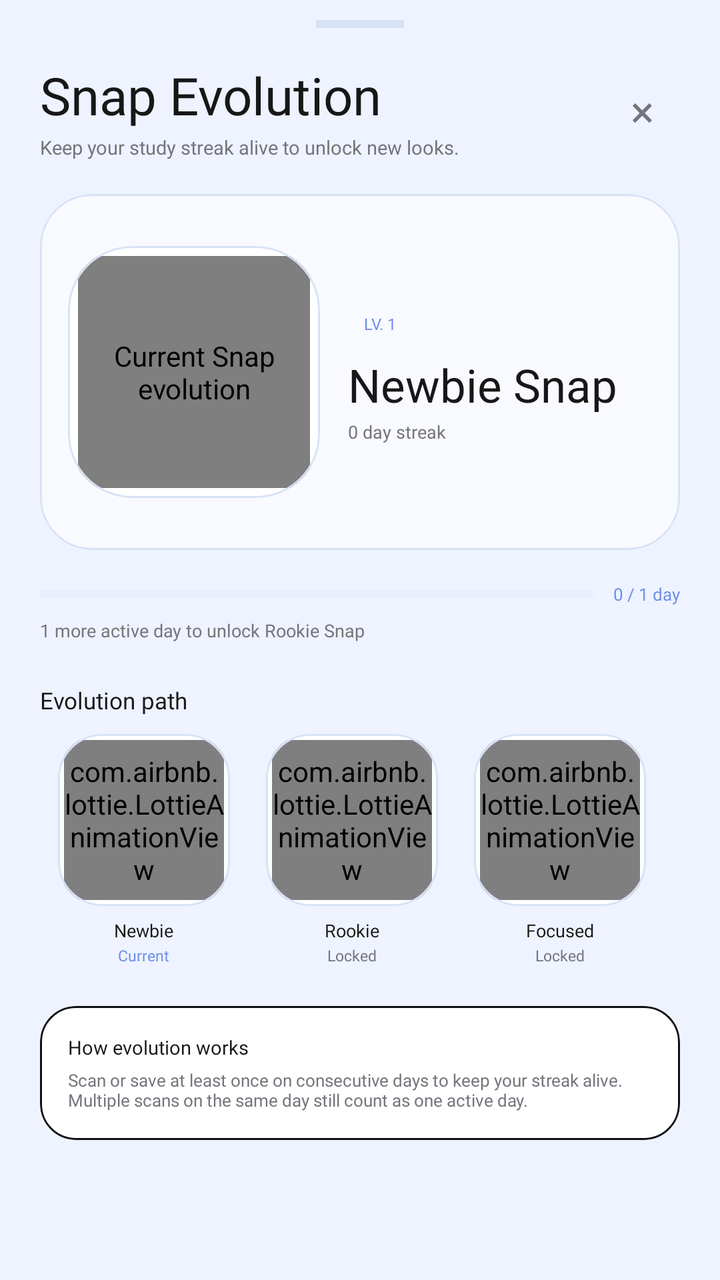
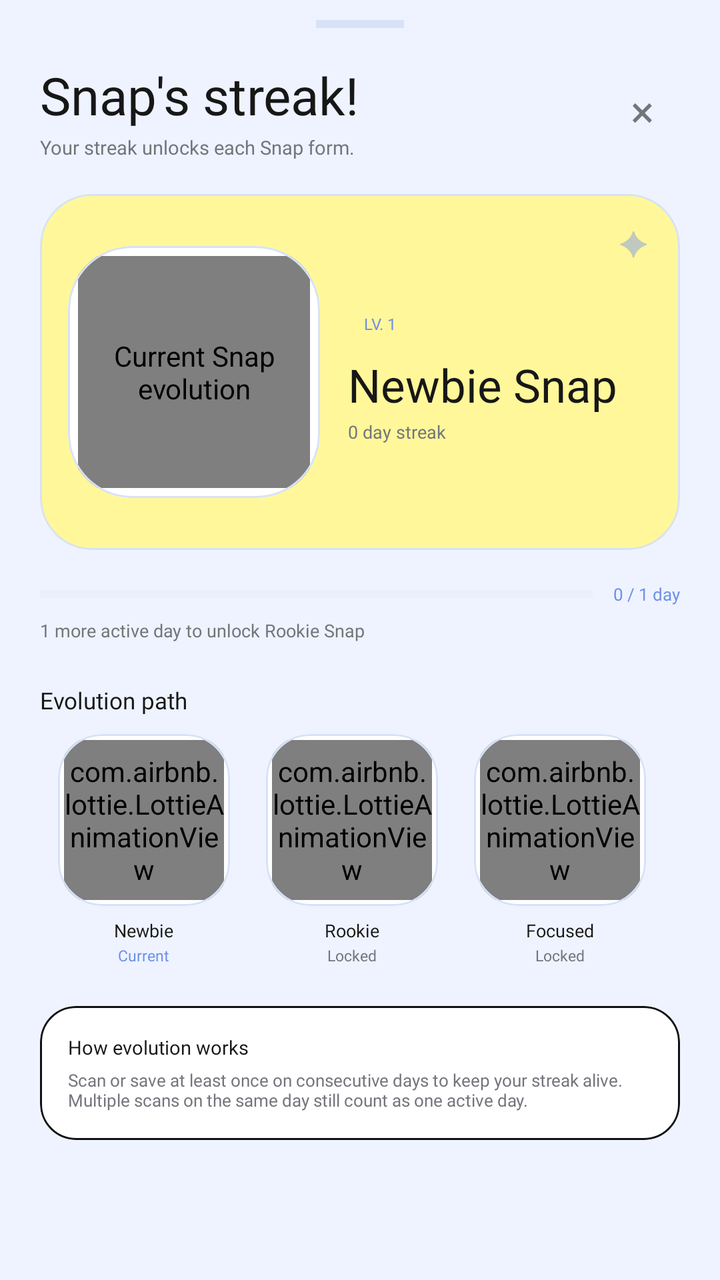

Compare the two renders of this Android layout. The source of the first and the diff that turns it into the second are given below.
<!-- AndroidManifest.xml: application theme Theme.Note2Snap -->
<!-- res/layout/bottom_sheet_snap_evolution.xml -->
<?xml version="1.0" encoding="utf-8"?>
<androidx.core.widget.NestedScrollView
    xmlns:android="http://schemas.android.com/apk/res/android"
    xmlns:app="http://schemas.android.com/apk/res-auto"
    android:layout_width="match_parent"
    android:layout_height="wrap_content"
    android:background="@color/nts_background"
    android:fillViewport="true"
    android:overScrollMode="never">

    <LinearLayout
        android:layout_width="match_parent"
        android:layout_height="wrap_content"
        android:orientation="vertical"
        android:paddingStart="20dp"
        android:paddingTop="10dp"
        android:paddingEnd="20dp"
        android:paddingBottom="30dp">

        <View
            android:layout_width="44dp"
            android:layout_height="4dp"
            android:layout_gravity="center_horizontal"
            android:background="@color/nts_blue_line" />

        <LinearLayout
            android:layout_width="match_parent"
            android:layout_height="wrap_content"
            android:layout_marginTop="16dp"
            android:gravity="center_vertical"
            android:orientation="horizontal">

            <LinearLayout
                android:layout_width="0dp"
                android:layout_height="wrap_content"
                android:layout_weight="1"
                android:orientation="vertical">

                <TextView
                    android:layout_width="wrap_content"
                    android:layout_height="wrap_content"
                    android:fontFamily="@font/apple_garamond_bold"
                    android:text="Snap Evolution"
                    android:textColor="@color/nts_text"
                    android:textSize="26sp" />

                <TextView
                    android:layout_width="wrap_content"
                    android:layout_height="wrap_content"
                    android:layout_marginTop="2dp"
                    android:fontFamily="@font/poppins_regular"
                    android:text="Keep your study streak alive to unlock new looks."
                    android:textColor="@color/nts_text_secondary"
                    android:textSize="9.5sp" />
            </LinearLayout>

            <TextView
                android:id="@+id/btnCloseEvolution"
                android:layout_width="38dp"
                android:layout_height="38dp"
                android:gravity="center"
                android:text="×"
                android:textColor="@color/nts_text_secondary"
                android:textSize="22sp" />
        </LinearLayout>

        
        <com.google.android.material.card.MaterialCardView
            android:layout_width="match_parent"
            android:layout_height="178dp"
            android:layout_marginTop="17dp"
            app:cardBackgroundColor="@color/nts_surface_blue_soft"
            app:cardCornerRadius="26dp"
            app:cardElevation="0dp"
            app:strokeColor="@color/nts_blue_line"
            app:strokeWidth="1dp">

            <FrameLayout
                android:layout_width="match_parent"
                android:layout_height="match_parent">

                <LinearLayout
                    android:layout_width="match_parent"
                    android:layout_height="match_parent"
                    android:gravity="center_vertical"
                    android:orientation="horizontal"
                    android:padding="14dp">

                    <com.google.android.material.card.MaterialCardView
                        android:layout_width="126dp"
                        android:layout_height="126dp"
                        app:cardBackgroundColor="@color/nts_surface"
                        app:cardCornerRadius="32dp"
                        app:cardElevation="0dp"
                        app:strokeColor="@color/nts_blue_line"
                        app:strokeWidth="1dp">

                        <com.airbnb.lottie.LottieAnimationView
                            android:id="@+id/evolutionCurrentRobot"
                            android:layout_width="116dp"
                            android:layout_height="116dp"
                            android:layout_gravity="center"
                            android:contentDescription="Current Snap evolution"
                            app:lottie_loop="true" />
                    </com.google.android.material.card.MaterialCardView>

                    <LinearLayout
                        android:layout_width="0dp"
                        android:layout_height="wrap_content"
                        android:layout_marginStart="14dp"
                        android:layout_weight="1"
                        android:orientation="vertical">

                        <TextView
                            android:id="@+id/tvEvolutionCurrentLevel"
                            android:layout_width="wrap_content"
                            android:layout_height="24dp"
                            android:gravity="center"
                            android:fontFamily="@font/poppins_semibold"
                            android:paddingStart="8dp"
                            android:paddingEnd="8dp"
                            android:text="LV. 1"
                            android:textColor="@color/nts_blue"
                            android:textSize="8sp" />

                        <TextView
                            android:id="@+id/tvEvolutionCurrentStage"
                            android:layout_width="wrap_content"
                            android:layout_height="wrap_content"
                            android:layout_marginTop="3dp"
                            android:fontFamily="@font/apple_garamond_bold"
                            android:text="Newbie Snap"
                            android:textColor="@color/nts_text"
                            android:textSize="23sp" />

                        <TextView
                            android:id="@+id/tvEvolutionCurrentStreak"
                            android:layout_width="wrap_content"
                            android:layout_height="wrap_content"
                            android:layout_marginTop="2dp"
                            android:fontFamily="@font/poppins_medium"
                            android:text="0 day streak"
                            android:textColor="@color/nts_text_secondary"
                            android:textSize="9sp" />
                    </LinearLayout>
                </LinearLayout>
            </FrameLayout>
        </com.google.android.material.card.MaterialCardView>

        
        <LinearLayout
            android:layout_width="match_parent"
            android:layout_height="wrap_content"
            android:layout_marginTop="16dp"
            android:gravity="center_vertical"
            android:orientation="horizontal">

            <ProgressBar
                android:id="@+id/evolutionProgress"
                style="?android:attr/progressBarStyleHorizontal"
                android:layout_width="0dp"
                android:layout_height="8dp"
                android:layout_weight="1"
                android:max="100"
                android:progress="0"
                android:progressBackgroundTint="@color/nts_blue_line"
                android:progressTint="@color/nts_blue" />

            <TextView
                android:id="@+id/tvEvolutionProgressLabel"
                android:layout_width="wrap_content"
                android:layout_height="wrap_content"
                android:layout_marginStart="10dp"
                android:fontFamily="@font/poppins_semibold"
                android:text="0 / 1 day"
                android:textColor="@color/nts_blue"
                android:textSize="8.5sp" />
        </LinearLayout>

        <TextView
            android:id="@+id/tvEvolutionUnlockText"
            android:layout_width="match_parent"
            android:layout_height="wrap_content"
            android:layout_marginTop="6dp"
            android:fontFamily="@font/poppins_regular"
            android:text="1 more active day to unlock Rookie Snap"
            android:textColor="@color/nts_text_secondary"
            android:textSize="9sp" />

        <TextView
            android:layout_width="wrap_content"
            android:layout_height="wrap_content"
            android:layout_marginTop="21dp"
            android:fontFamily="@font/poppins_semibold"
            android:text="Evolution path"
            android:textColor="@color/nts_text"
            android:textSize="11.5sp" />

        
        <HorizontalScrollView
            android:layout_width="match_parent"
            android:layout_height="wrap_content"
            android:layout_marginTop="9dp"
            android:clipToPadding="false"
            android:scrollbars="none">

            <LinearLayout
                android:layout_width="wrap_content"
                android:layout_height="wrap_content"
                android:orientation="horizontal"
                android:paddingEnd="8dp">

                <LinearLayout
                    android:layout_width="104dp"
                    android:layout_height="wrap_content"
                    android:gravity="center_horizontal"
                    android:orientation="vertical">

                    <com.google.android.material.card.MaterialCardView
                        android:layout_width="86dp"
                        android:layout_height="86dp"
                        app:cardBackgroundColor="@color/nts_surface"
                        app:cardCornerRadius="22dp"
                        app:cardElevation="0dp"
                        app:strokeColor="@color/nts_blue_line"
                        app:strokeWidth="1dp">

                        <com.airbnb.lottie.LottieAnimationView
                            android:id="@+id/robotEvolutionNewbie"
                            android:layout_width="80dp"
                            android:layout_height="80dp"
                            android:layout_gravity="center"
                            app:lottie_loop="true" />
                    </com.google.android.material.card.MaterialCardView>

                    <TextView
                        android:layout_width="wrap_content"
                        android:layout_height="wrap_content"
                        android:layout_marginTop="6dp"
                        android:fontFamily="@font/poppins_semibold"
                        android:text="Newbie"
                        android:textColor="@color/nts_text"
                        android:textSize="9sp" />

                    <TextView
                        android:id="@+id/tvEvolutionNewbieStatus"
                        android:layout_width="wrap_content"
                        android:layout_height="wrap_content"
                        android:layout_marginTop="1dp"
                        android:fontFamily="@font/poppins_regular"
                        android:text="Current"
                        android:textColor="@color/nts_blue"
                        android:textSize="7.5sp" />
                </LinearLayout>

                <LinearLayout
                    android:layout_width="104dp"
                    android:layout_height="wrap_content"
                    android:gravity="center_horizontal"
                    android:orientation="vertical">

                    <com.google.android.material.card.MaterialCardView
                        android:layout_width="86dp"
                        android:layout_height="86dp"
                        app:cardBackgroundColor="@color/nts_surface"
                        app:cardCornerRadius="22dp"
                        app:cardElevation="0dp"
                        app:strokeColor="@color/nts_blue_line"
                        app:strokeWidth="1dp">

                        <com.airbnb.lottie.LottieAnimationView
                            android:id="@+id/robotEvolutionRookie"
                            android:layout_width="80dp"
                            android:layout_height="80dp"
                            android:layout_gravity="center"
                            app:lottie_loop="true" />
                    </com.google.android.material.card.MaterialCardView>

                    <TextView
                        android:layout_width="wrap_content"
                        android:layout_height="wrap_content"
                        android:layout_marginTop="6dp"
                        android:fontFamily="@font/poppins_semibold"
                        android:text="Rookie"
                        android:textColor="@color/nts_text"
                        android:textSize="9sp" />

                    <TextView
                        android:id="@+id/tvEvolutionRookieStatus"
                        android:layout_width="wrap_content"
                        android:layout_height="wrap_content"
                        android:layout_marginTop="1dp"
                        android:fontFamily="@font/poppins_regular"
                        android:text="Locked"
                        android:textColor="@color/nts_text_secondary"
                        android:textSize="7.5sp" />
                </LinearLayout>

                <LinearLayout
                    android:layout_width="104dp"
                    android:layout_height="wrap_content"
                    android:gravity="center_horizontal"
                    android:orientation="vertical">

                    <com.google.android.material.card.MaterialCardView
                        android:layout_width="86dp"
                        android:layout_height="86dp"
                        app:cardBackgroundColor="@color/nts_surface"
                        app:cardCornerRadius="22dp"
                        app:cardElevation="0dp"
                        app:strokeColor="@color/nts_blue_line"
                        app:strokeWidth="1dp">

                        <com.airbnb.lottie.LottieAnimationView
                            android:id="@+id/robotEvolutionFocused"
                            android:layout_width="80dp"
                            android:layout_height="80dp"
                            android:layout_gravity="center"
                            app:lottie_loop="true" />
                    </com.google.android.material.card.MaterialCardView>

                    <TextView
                        android:layout_width="wrap_content"
                        android:layout_height="wrap_content"
                        android:layout_marginTop="6dp"
                        android:fontFamily="@font/poppins_semibold"
                        android:text="Focused"
                        android:textColor="@color/nts_text"
                        android:textSize="9sp" />

                    <TextView
                        android:id="@+id/tvEvolutionFocusedStatus"
                        android:layout_width="wrap_content"
                        android:layout_height="wrap_content"
                        android:layout_marginTop="1dp"
                        android:fontFamily="@font/poppins_regular"
                        android:text="Locked"
                        android:textColor="@color/nts_text_secondary"
                        android:textSize="7.5sp" />
                </LinearLayout>

                <LinearLayout
                    android:layout_width="104dp"
                    android:layout_height="wrap_content"
                    android:gravity="center_horizontal"
                    android:orientation="vertical">

                    <com.google.android.material.card.MaterialCardView
                        android:layout_width="86dp"
                        android:layout_height="86dp"
                        app:cardBackgroundColor="@color/nts_surface"
                        app:cardCornerRadius="22dp"
                        app:cardElevation="0dp"
                        app:strokeColor="@color/nts_blue_line"
                        app:strokeWidth="1dp">

                        <com.airbnb.lottie.LottieAnimationView
                            android:id="@+id/robotEvolutionScholar"
                            android:layout_width="80dp"
                            android:layout_height="80dp"
                            android:layout_gravity="center"
                            app:lottie_loop="true" />
                    </com.google.android.material.card.MaterialCardView>

                    <TextView
                        android:layout_width="wrap_content"
                        android:layout_height="wrap_content"
                        android:layout_marginTop="6dp"
                        android:fontFamily="@font/poppins_semibold"
                        android:text="Scholar"
                        android:textColor="@color/nts_text"
                        android:textSize="9sp" />

                    <TextView
                        android:id="@+id/tvEvolutionScholarStatus"
                        android:layout_width="wrap_content"
                        android:layout_height="wrap_content"
                        android:layout_marginTop="1dp"
                        android:fontFamily="@font/poppins_regular"
                        android:text="Locked"
                        android:textColor="@color/nts_text_secondary"
                        android:textSize="7.5sp" />
                </LinearLayout>

                <LinearLayout
                    android:layout_width="104dp"
                    android:layout_height="wrap_content"
                    android:gravity="center_horizontal"
                    android:orientation="vertical">

                    <com.google.android.material.card.MaterialCardView
                        android:layout_width="86dp"
                        android:layout_height="86dp"
                        app:cardBackgroundColor="@color/nts_surface"
                        app:cardCornerRadius="22dp"
                        app:cardElevation="0dp"
                        app:strokeColor="@color/nts_blue_line"
                        app:strokeWidth="1dp">

                        <com.airbnb.lottie.LottieAnimationView
                            android:id="@+id/robotEvolutionMaster"
                            android:layout_width="80dp"
                            android:layout_height="80dp"
                            android:layout_gravity="center"
                            app:lottie_loop="true" />
                    </com.google.android.material.card.MaterialCardView>

                    <TextView
                        android:layout_width="wrap_content"
                        android:layout_height="wrap_content"
                        android:layout_marginTop="6dp"
                        android:fontFamily="@font/poppins_semibold"
                        android:text="Master"
                        android:textColor="@color/nts_text"
                        android:textSize="9sp" />

                    <TextView
                        android:id="@+id/tvEvolutionMasterStatus"
                        android:layout_width="wrap_content"
                        android:layout_height="wrap_content"
                        android:layout_marginTop="1dp"
                        android:fontFamily="@font/poppins_regular"
                        android:text="Locked"
                        android:textColor="@color/nts_text_secondary"
                        android:textSize="7.5sp" />
                </LinearLayout>

            </LinearLayout>
        </HorizontalScrollView>

        <com.google.android.material.card.MaterialCardView
            android:layout_width="match_parent"
            android:layout_height="wrap_content"
            android:layout_marginTop="20dp"
            app:cardBackgroundColor="@color/nts_surface"
            app:cardCornerRadius="18dp"
            app:cardElevation="0dp"
            app:strokeColor="@color/nts_outline"
            app:strokeWidth="1dp">

            <LinearLayout
                android:layout_width="match_parent"
                android:layout_height="wrap_content"
                android:orientation="vertical"
                android:padding="14dp">

                <TextView
                    android:layout_width="wrap_content"
                    android:layout_height="wrap_content"
                    android:fontFamily="@font/poppins_semibold"
                    android:text="How evolution works"
                    android:textColor="@color/nts_text"
                    android:textSize="9.5sp" />

                <TextView
                    android:layout_width="match_parent"
                    android:layout_height="wrap_content"
                    android:layout_marginTop="4dp"
                    android:fontFamily="@font/poppins_regular"
                    android:text="Scan or save at least once on consecutive days to keep your streak alive. Multiple scans on the same day still count as one active day."
                    android:textColor="@color/nts_text_secondary"
                    android:textSize="8.5sp" />
            </LinearLayout>
        </com.google.android.material.card.MaterialCardView>

    </LinearLayout>
</androidx.core.widget.NestedScrollView>
<!-- resources referenced by this layout -->
<resources>
  <color name="nts_background">#EEF3FF</color>
  <color name="nts_blue">#6F8FEA</color>
  <color name="nts_blue_line">#D7E2F6</color>
  <color name="nts_outline">#111111</color>
  <color name="nts_surface">#FFFFFF</color>
  <color name="nts_surface_blue_soft">#F8FAFF</color>
  <color name="nts_text">#171717</color>
  <color name="nts_text_secondary">#74747C</color>
  <style name="Theme.Note2Snap" parent="Theme.Material3.DayNight.NoActionBar">
  
          <item name="colorPrimary">#6F8FEA</item>
          <item name="colorOnPrimary">#FFFFFF</item>
  
          <item name="colorSecondary">#FFF79A</item>
          <item name="colorOnSecondary">#171717</item>
  
          <item name="android:colorAccent">#6F8FEA</item>
  
          <item name="android:windowBackground">#EEF3FF</item>
          <item name="android:statusBarColor">#EEF3FF</item>
          <item name="android:navigationBarColor">#FFFFFF</item>
  
          <item name="android:windowLightStatusBar">true</item>
          <item name="android:windowLightNavigationBar">true</item>
  
      </style>
</resources>

<!-- the commit's change to res/layout/bottom_sheet_snap_evolution.xml (unified diff, before → after) -->
@@ -40,7 +40,7 @@
                     android:layout_width="wrap_content"
                     android:layout_height="wrap_content"
                     android:fontFamily="@font/apple_garamond_bold"
-                    android:text="Snap Evolution"
+                    android:text="Snap&apos;s streak!"
                     android:textColor="@color/nts_text"
                     android:textSize="26sp" />
 
@@ -49,7 +49,7 @@
                     android:layout_height="wrap_content"
                     android:layout_marginTop="2dp"
                     android:fontFamily="@font/poppins_regular"
-                    android:text="Keep your study streak alive to unlock new looks."
+                    android:text="Your streak unlocks each Snap form."
                     android:textColor="@color/nts_text_secondary"
                     android:textSize="9.5sp" />
             </LinearLayout>
@@ -69,7 +69,7 @@
             android:layout_width="match_parent"
             android:layout_height="178dp"
             android:layout_marginTop="17dp"
-            app:cardBackgroundColor="@color/nts_surface_blue_soft"
+            app:cardBackgroundColor="@color/nts_yellow"
             app:cardCornerRadius="26dp"
             app:cardElevation="0dp"
             app:strokeColor="@color/nts_blue_line"
@@ -78,6 +78,17 @@
             <FrameLayout
                 android:layout_width="match_parent"
                 android:layout_height="match_parent">
+
+                <TextView
+                    android:layout_width="wrap_content"
+                    android:layout_height="wrap_content"
+                    android:layout_gravity="top|end"
+                    android:layout_marginTop="12dp"
+                    android:layout_marginEnd="16dp"
+                    android:alpha="0.45"
+                    android:text="✦"
+                    android:textColor="@color/nts_blue"
+                    android:textSize="17sp" />
 
                 <LinearLayout
                     android:layout_width="match_parent"
<!-- resource entries referenced after the edit -->
@@ -5,9 +5,9 @@
   <color name="nts_blue_line">#D7E2F6</color>
   <color name="nts_outline">#111111</color>
   <color name="nts_surface">#FFFFFF</color>
-  <color name="nts_surface_blue_soft">#F8FAFF</color>
   <color name="nts_text">#171717</color>
   <color name="nts_text_secondary">#74747C</color>
+  <color name="nts_yellow">#FFF79A</color>
   <style name="Theme.Note2Snap" parent="Theme.Material3.DayNight.NoActionBar">
   
           <item name="colorPrimary">#6F8FEA</item>
